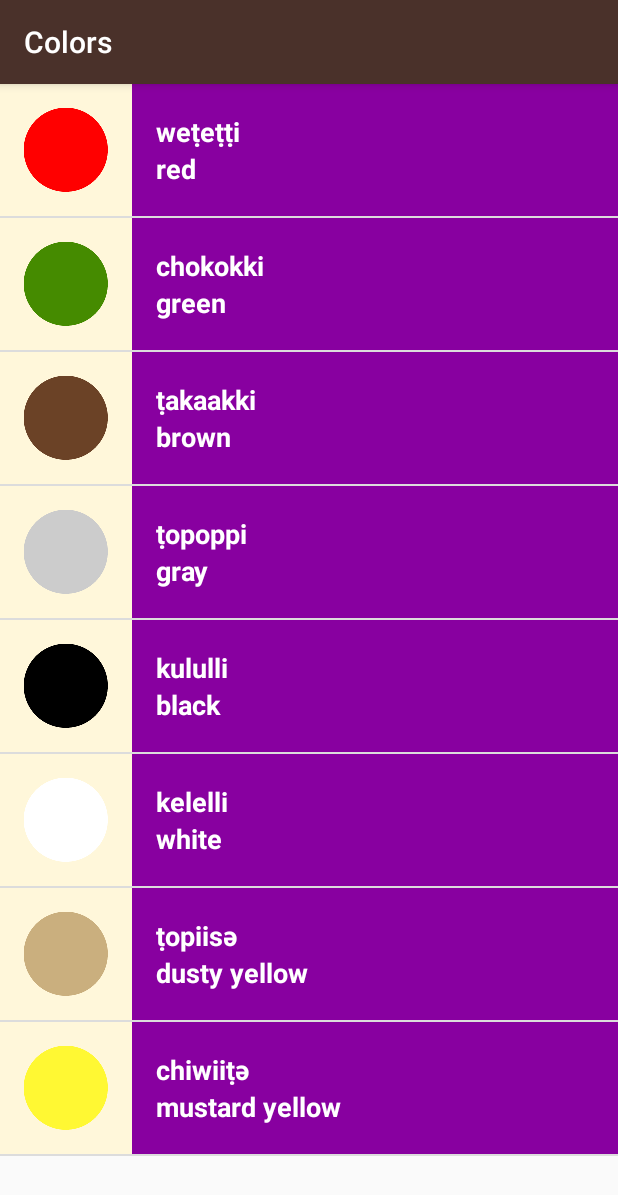
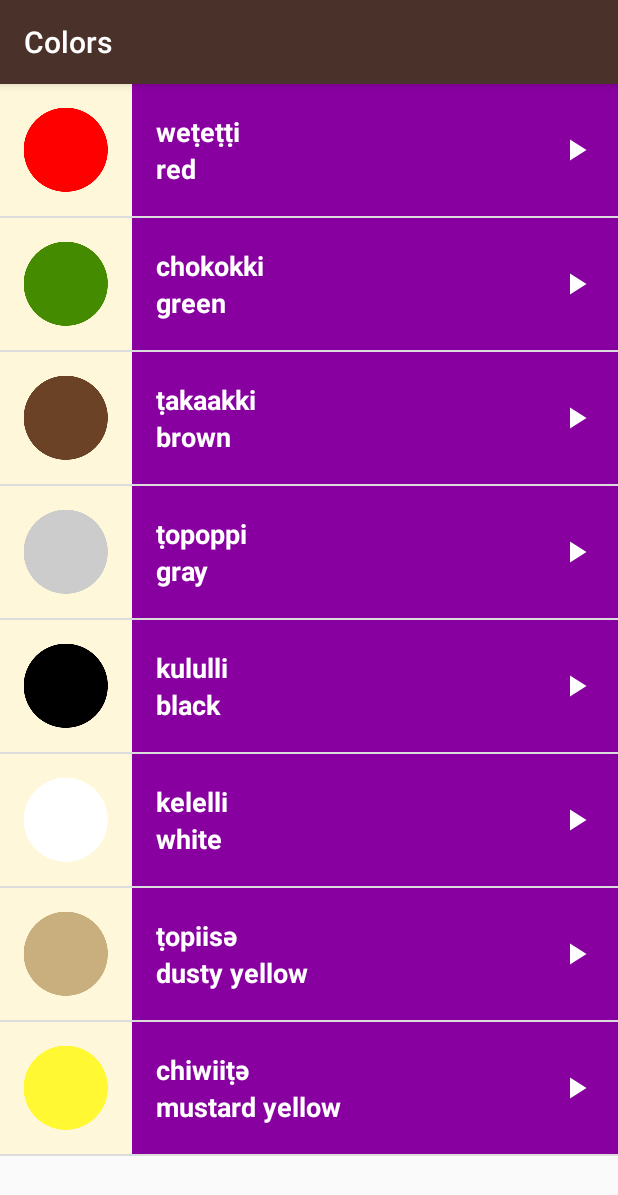
Before and after one commit to rahulptel/miwokTutorial, an Android app: the ColorsActivity screen opened directly, with no data from a screen before it, on a phone screen of 412 x 824 dp. Shown: the top 1195 px of the screen. Run offline under Robolectric (Android 15) with nearby library versions, the phone set to English and light mode, and no system bars.

Commit message:
Incorporated Touch Feedback(Ripple effect) in the app

```diff
--- a/app/src/main/res/layout/list_item.xml
+++ b/app/src/main/res/layout/list_item.xml
@@ -4,7 +4,7 @@
     android:id="@+id/list_item"
     android:orientation="horizontal"
     android:layout_width="match_parent"
-    android:layout_height="wrap_content"
+    android:layout_height="@dimen/list_item_height"
     android:background="@color/tan_background"
     android:minHeight="@dimen/list_item_height">
 
@@ -17,9 +17,15 @@
     <LinearLayout
         android:id="@+id/text_container"
         android:layout_width="match_parent"
-        android:layout_height="match_parent"
-        android:orientation="vertical"
+        android:layout_height="@dimen/list_item_height"
+        android:orientation="horizontal"
         android:paddingLeft="16dp">
+
+        <LinearLayout
+            android:layout_width="0dp"
+            android:layout_height="@dimen/list_item_height"
+            android:layout_weight="1"
+            android:orientation="vertical">
 
             <TextView
                 android:id="@id/number_translated"
@@ -44,5 +50,16 @@
                 android:textStyle="bold"
                 tools:text="One"
                 />
+
+        </LinearLayout>
+
+        <ImageView
+            android:layout_width="24dp"
+            android:layout_height="24dp"
+            android:layout_marginRight="16dp"
+            android:layout_alignParentRight="true"
+            android:layout_gravity="center_vertical"
+            android:src="@drawable/ic_play_arrow_white_24dp"
+            />
     </LinearLayout>
 </LinearLayout>
--- a/app/src/main/res/layout/word_list.xml
+++ b/app/src/main/res/layout/word_list.xml
@@ -4,4 +4,5 @@
     android:orientation="vertical"
     android:layout_width="match_parent"
     android:layout_height="match_parent"
+    android:drawSelectorOnTop="true"
     />
--- a/app/src/main/res/values/styles.xml
+++ b/app/src/main/res/values/styles.xml
@@ -29,5 +29,6 @@
         <item name="android:textColor">@android:color/white</item>
         <item name="android:textStyle">bold</item>
         <item name="android:textAppearance">?android:textAppearanceMedium</item>
+        <item name="android:background">?android:attr/selectableItemBackground</item>
     </style>
 </resources>
```
Also changed, not shown: app/src/main/res/layout/activity_main.xml (+28 -5 lines), app/src/main/res/drawable-hdpi/ic_play_arrow_white_24dp.png (added), app/src/main/res/drawable-mdpi/ic_play_arrow_white_24dp.png (added), app/src/main/res/drawable-xhdpi/ic_play_arrow_white_24dp.png (added), app/src/main/res/drawable-xxhdpi/ic_play_arrow_white_24dp.png (added), app/src/main/res/drawable-xxxhdpi/ic_play_arrow_white_24dp.png (added). Lines whose indentation alone changed are shown as unchanged.
